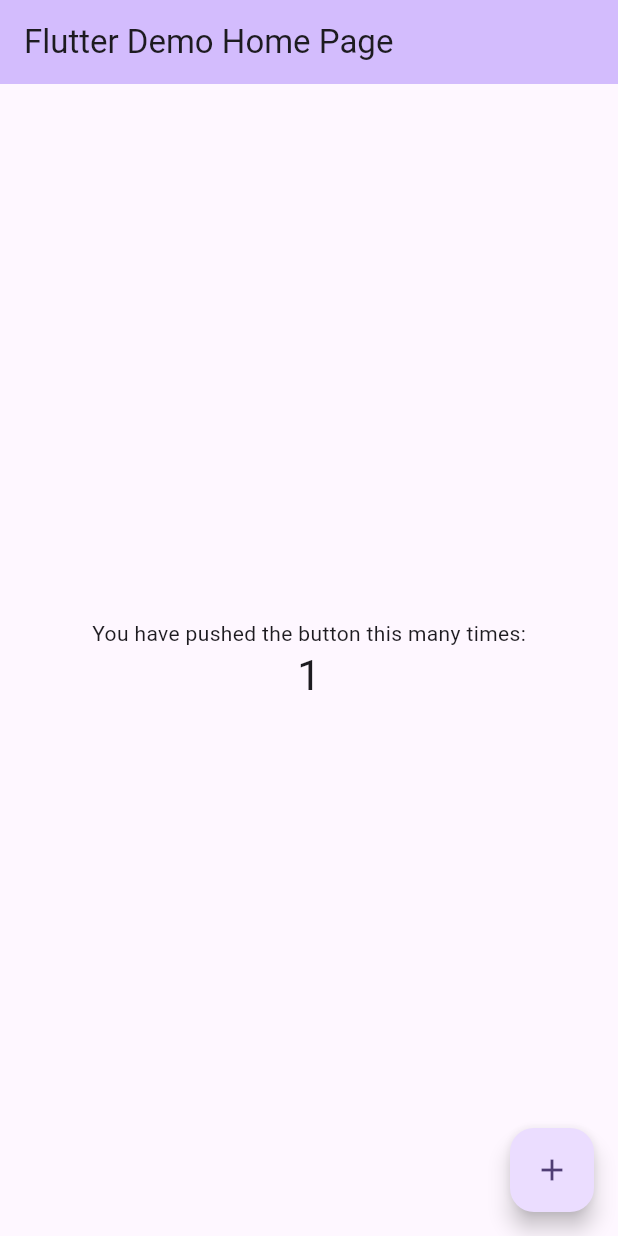
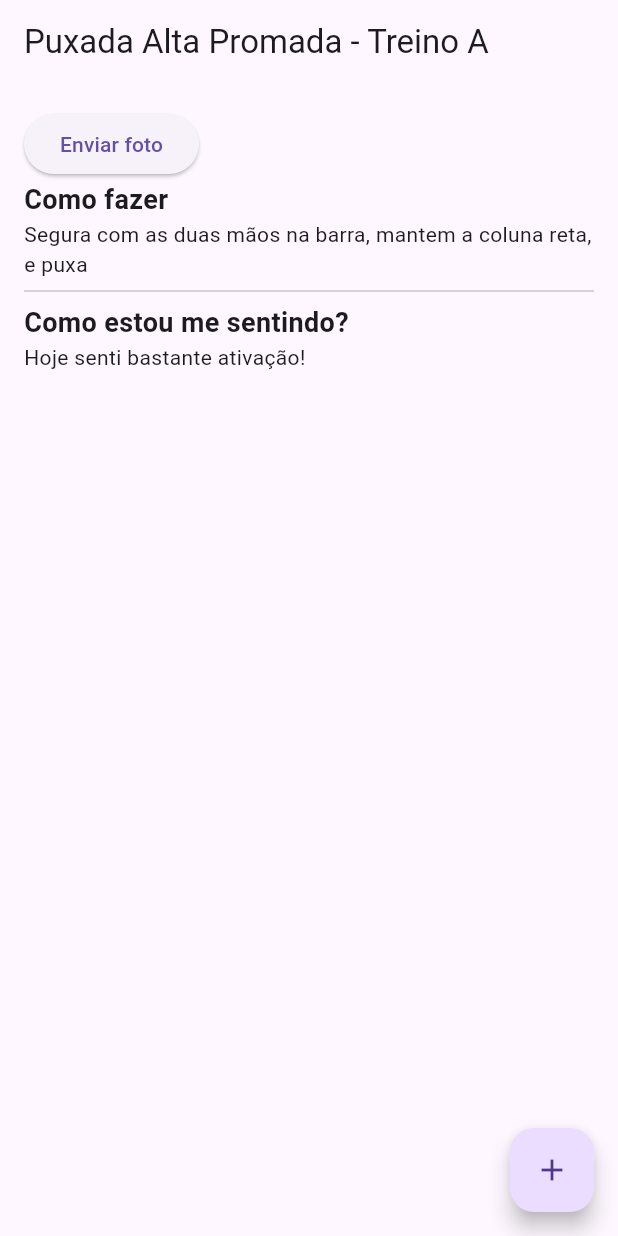
Before and after one commit to linusmanuel/gymap_v1, a Flutter app: the screen it shows after launch, after a tap on the "add" icon, on a phone screen of 412 x 824 dp. Run offline on Flutter 3.47's test engine with Material 3 defaults, Android fonts, the light colour scheme and no system bars.

Commit message:
como criar minha primeira tela com flutter

```diff
--- a/lib/main.dart
+++ b/lib/main.dart
@@ -1,4 +1,5 @@
 import 'package:flutter/material.dart';
+import 'package:flutter_gymapp_live/telas/exercico_tela.dart';
 
 void main() {
   runApp(const MyApp());
@@ -10,116 +11,8 @@
   // This widget is the root of your application.
   @override
   Widget build(BuildContext context) {
-    return MaterialApp(
-      title: 'Flutter Demo',
-      theme: ThemeData(
-        // This is the theme of your application.
-        //
-        // TRY THIS: Try running your application with "flutter run". You'll see
-        // the application has a purple toolbar. Then, without quitting the app,
-        // try changing the seedColor in the colorScheme below to Colors.green
-        // and then invoke "hot reload" (save your changes or press the "hot
-        // reload" button in a Flutter-supported IDE, or press "r" if you used
-        // the command line to start the app).
-        //
-        // Notice that the counter didn't reset back to zero; the application
-        // state is not lost during the reload. To reset the state, use hot
-        // restart instead.
-        //
-        // This works for code too, not just values: Most code changes can be
-        // tested with just a hot reload.
-        colorScheme: ColorScheme.fromSeed(seedColor: Colors.deepPurple),
-        useMaterial3: true,
-      ),
-      home: const MyHomePage(title: 'Flutter Demo Home Page'),
+    return const MaterialApp(
+      home: ExercicioTela(),
     );
   }
 }
-
-class MyHomePage extends StatefulWidget {
-  const MyHomePage({super.key, required this.title});
-
-  // This widget is the home page of your application. It is stateful, meaning
-  // that it has a State object (defined below) that contains fields that affect
-  // how it looks.
-
-  // This class is the configuration for the state. It holds the values (in this
-  // case the title) provided by the parent (in this case the App widget) and
-  // used by the build method of the State. Fields in a Widget subclass are
-  // always marked "final".
-
-  final String title;
-
-  @override
-  State<MyHomePage> createState() => _MyHomePageState();
-}
-
-class _MyHomePageState extends State<MyHomePage> {
-  int _counter = 0;
-
-  void _incrementCounter() {
-    setState(() {
-      // This call to setState tells the Flutter framework that something has
-      // changed in this State, which causes it to rerun the build method below
-      // so that the display can reflect the updated values. If we changed
-      // _counter without calling setState(), then the build method would not be
-      // called again, and so nothing would appear to happen.
-      _counter++;
-    });
-  }
-
-  @override
-  Widget build(BuildContext context) {
-    // This method is rerun every time setState is called, for instance as done
-    // by the _incrementCounter method above.
-    //
-    // The Flutter framework has been optimized to make rerunning build methods
-    // fast, so that you can just rebuild anything that needs updating rather
-    // than having to individually change instances of widgets.
-    return Scaffold(
-      appBar: AppBar(
-        // TRY THIS: Try changing the color here to a specific color (to
-        // Colors.amber, perhaps?) and trigger a hot reload to see the AppBar
-        // change color while the other colors stay the same.
-        backgroundColor: Theme.of(context).colorScheme.inversePrimary,
-        // Here we take the value from the MyHomePage object that was created by
-        // the App.build method, and use it to set our appbar title.
-        title: Text(widget.title),
-      ),
-      body: Center(
-        // Center is a layout widget. It takes a single child and positions it
-        // in the middle of the parent.
-        child: Column(
-          // Column is also a layout widget. It takes a list of children and
-          // arranges them vertically. By default, it sizes itself to fit its
-          // children horizontally, and tries to be as tall as its parent.
-          //
-          // Column has various properties to control how it sizes itself and
-          // how it positions its children. Here we use mainAxisAlignment to
-          // center the children vertically; the main axis here is the vertical
-          // axis because Columns are vertical (the cross axis would be
-          // horizontal).
-          //
-          // TRY THIS: Invoke "debug painting" (choose the "Toggle Debug Paint"
-          // action in the IDE, or press "p" in the console), to see the
-          // wireframe for each widget.
-          mainAxisAlignment: MainAxisAlignment.center,
-          children: <Widget>[
-            const Text(
-              'You have pushed the button this many times:',
-            ),
-            Text(
-              '$_counter',
-              style: Theme.of(context).textTheme.headlineMedium,
-            ),
-          ],
-        ),
-      ),
-      floatingActionButton: FloatingActionButton(
-        onPressed: _incrementCounter,
-        tooltip: 'Increment',
-        child: const Icon(Icons.add),
-      ), // This trailing comma makes auto-formatting nicer for build methods.
-    );
-  }
-}
--- /dev/null
+++ b/lib/telas/exercico_tela.dart
@@ -0,0 +1,48 @@
+import "package:flutter/material.dart";
+
+class ExercicioTela extends StatelessWidget {
+  const ExercicioTela({super.key});
+
+  @override
+  Widget build(BuildContext context) {
+    return Scaffold(
+      appBar: AppBar(title: const Text('Puxada Alta Promada - Treino A'),),
+      floatingActionButton: FloatingActionButton(
+        onPressed: () {
+          print('Foi clicado!');
+        },
+        child: const Icon(Icons.add),
+      ),
+      body: Padding(
+        padding: const EdgeInsets.all(16.0),
+        child: Column(
+          crossAxisAlignment: CrossAxisAlignment.start,
+          children: [
+            ElevatedButton(
+              onPressed: () {},
+              child: const Text('Enviar foto'),
+            ),
+            const Text(
+              'Como fazer',
+              style: TextStyle(
+                fontWeight: FontWeight.bold,
+                fontSize: 18,
+              ),
+            ),
+            const Text(
+              'Segura com as duas mãos na barra, mantem a coluna reta, e puxa'),
+            Divider(),
+            const Text(
+              'Como estou me sentindo?',
+              style: TextStyle(
+                fontWeight: FontWeight.bold,
+                fontSize: 18,
+              ),
+            ),
+            const Text('Hoje senti bastante ativação!')
+          ],
+        ),
+      )
+    );
+  }
+}
```
